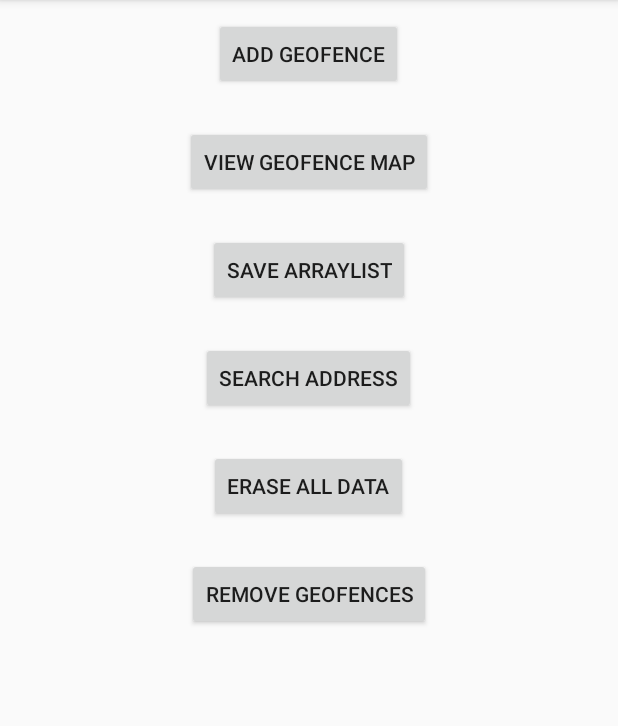
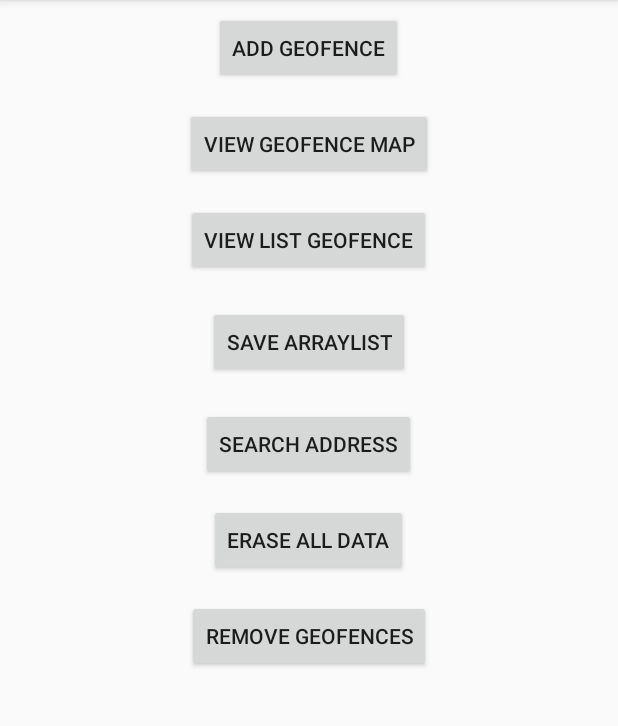
Before and after one commit to khash021/PassFence, an Android app: the screen it shows after launch (MainActivity), on a phone screen of 412 x 824 dp, the part 84-810 px from its top. Run offline under Robolectric (Android 15) with nearby library versions, the phone set to English and light mode, and no system bars; our stand-ins replace AdMob; libraries missing offline, so code that uses them is left out: com.google.maps.android.

Commit message:
Add ListView and Adapter

```diff
--- a/app/src/main/AndroidManifest.xml
+++ b/app/src/main/AndroidManifest.xml
@@ -51,6 +51,11 @@
             android:label="Search for address"
             android:parentActivityName=".MainActivity" />
 
+        <activity
+            android:name=".ListViewGeofenceActivity"
+            android:label="List of Geofences"
+            android:parentActivityName=".MainActivity"/>
+
         <!--activity required to show ad overlay-->
         <activity
             android:name="com.google.android.gms.ads.AdActivity"
--- a/app/src/main/java/com/khashayarmortazavi/testgeofence/Fence.java
+++ b/app/src/main/java/com/khashayarmortazavi/testgeofence/Fence.java
@@ -92,7 +92,8 @@ public class Fence {
         return output;
     }
 
-    private String getExpiary() {
+    //TODO: these two used to be private, change it back once you get rid of the simple list adapter
+    public String getExpiary() {
         if (expiaryTimeMilliSec == -1) {
             return "Expires: Never";
         } else if (Calendar.getInstance().getTimeInMillis() > expiaryTimeMilliSec) {
@@ -103,7 +104,7 @@ public class Fence {
         }
     }
 
-    private String getStringType() {
+    public String getStringType() {
         switch (type) {
             case FENCE_TYPE_ENTER:
                 return "Enter";
--- a/app/src/main/java/com/khashayarmortazavi/testgeofence/MainActivity.java
+++ b/app/src/main/java/com/khashayarmortazavi/testgeofence/MainActivity.java
@@ -24,7 +24,6 @@ import com.google.maps.android.SphericalUtil;
 
 import java.util.ArrayList;
 import java.util.List;
-import java.util.Locale;
 
 public class MainActivity extends AppCompatActivity {
 
@@ -68,7 +67,7 @@ public class MainActivity extends AppCompatActivity {
             }
         });
 
-        ((Button) findViewById(R.id.button_view_geofence_activity)).setOnClickListener(new View.OnClickListener() {
+        ((Button) findViewById(R.id.button_map_view_geofence)).setOnClickListener(new View.OnClickListener() {
             @Override
             public void onClick(View v) {
                 Intent i = new Intent(MainActivity.this, MapViewGeofenceActivity.class);
@@ -98,13 +97,15 @@ public class MainActivity extends AppCompatActivity {
             }
         });
 
+        ((Button) findViewById(R.id.button_list_view_geofence)).setOnClickListener(new View.OnClickListener() {
+            @Override
+            public void onClick(View v) {
+                Intent i = new Intent(MainActivity.this, ListViewGeofenceActivity.class);
+                startActivity(i);
+            }
+        });
+
         addBannerAd();
-
-        Locale[] locale = Locale.getAvailableLocales();
-
-
-
-
     }//onCreate
 
     public static ArrayList<Fence> loadArrayList(Context context) {
--- a/app/src/main/res/layout/activity_main.xml
+++ b/app/src/main/res/layout/activity_main.xml
@@ -18,15 +18,22 @@
             android:id="@+id/button_geofence_activity"
             android:layout_width="wrap_content"
             android:layout_height="wrap_content"
-            android:layout_margin="12dp"
+            android:layout_margin="8dp"
             android:text="Add Geofence" />
 
         <Button
-            android:id="@+id/button_view_geofence_activity"
+            android:id="@+id/button_map_view_geofence"
             android:layout_width="wrap_content"
             android:layout_height="wrap_content"
-            android:layout_margin="12dp"
+            android:layout_margin="8dp"
             android:text="View Geofence Map" />
+
+        <Button
+            android:id="@+id/button_list_view_geofence"
+            android:layout_width="wrap_content"
+            android:layout_height="wrap_content"
+            android:layout_margin="8dp"
+            android:text="View List Geofence" />
 
         <Button
             android:id="@+id/button_save_arraylist"
@@ -39,21 +46,21 @@
             android:id="@+id/button_address_map"
             android:layout_width="wrap_content"
             android:layout_height="wrap_content"
-            android:layout_margin="12dp"
+            android:layout_margin="8dp"
             android:text="Search address" />
 
         <Button
             android:id="@+id/button_clear_list"
             android:layout_width="wrap_content"
             android:layout_height="wrap_content"
-            android:layout_margin="12dp"
+            android:layout_margin="8dp"
             android:text="Erase all data" />
 
         <Button
             android:id="@+id/button_clear_fence"
             android:layout_width="wrap_content"
             android:layout_height="wrap_content"
-            android:layout_margin="12dp"
+            android:layout_margin="8dp"
             android:text="Remove Geofences" />
     </LinearLayout>
 
```
Also changed, not shown: app/src/main/java/com/khashayarmortazavi/testgeofence/FenceArrayAdapter.java (added, +64 -0 lines), app/src/main/java/com/khashayarmortazavi/testgeofence/ListViewGeofenceActivity.java (added, +76 -0 lines), app/src/main/res/layout/activity_list_view.xml (added, +34 -0 lines), app/src/main/res/layout/list_item.xml (added, +30 -0 lines), app/src/main/res/layout/list_item_simple.xml (added, +12 -0 lines), app/src/main/res/drawable-v24/image_lonely.png (added).
